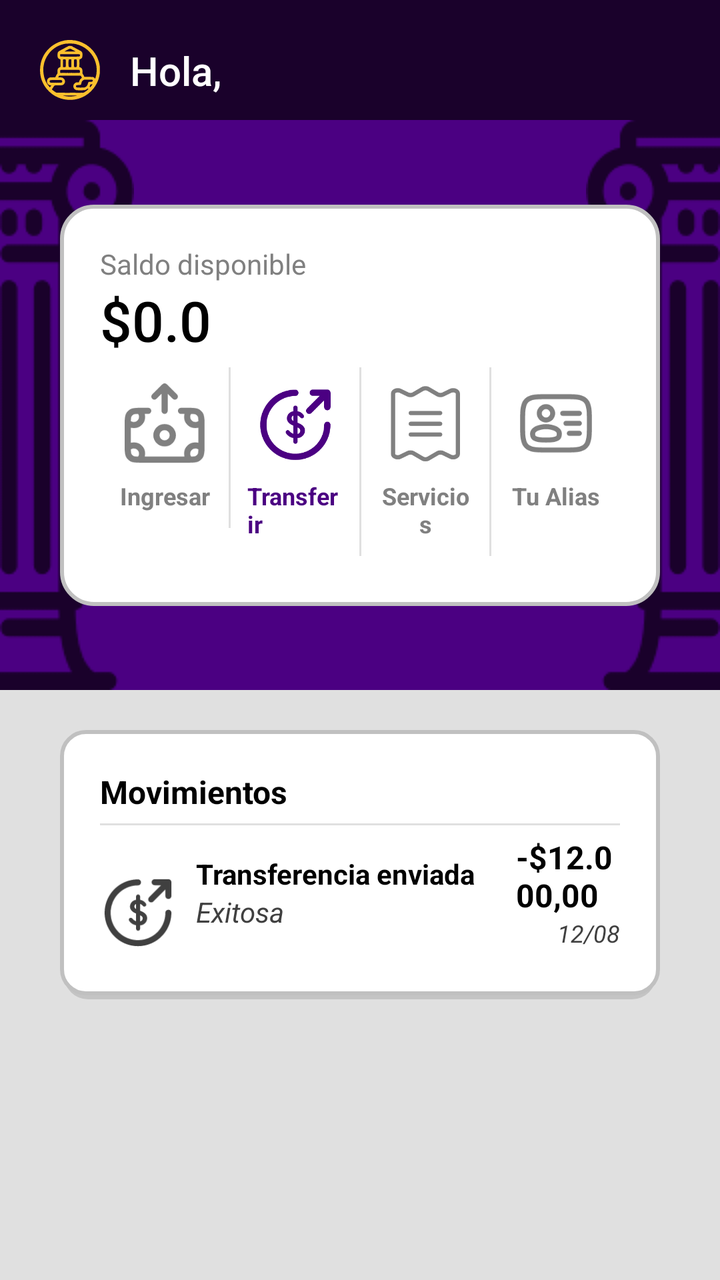
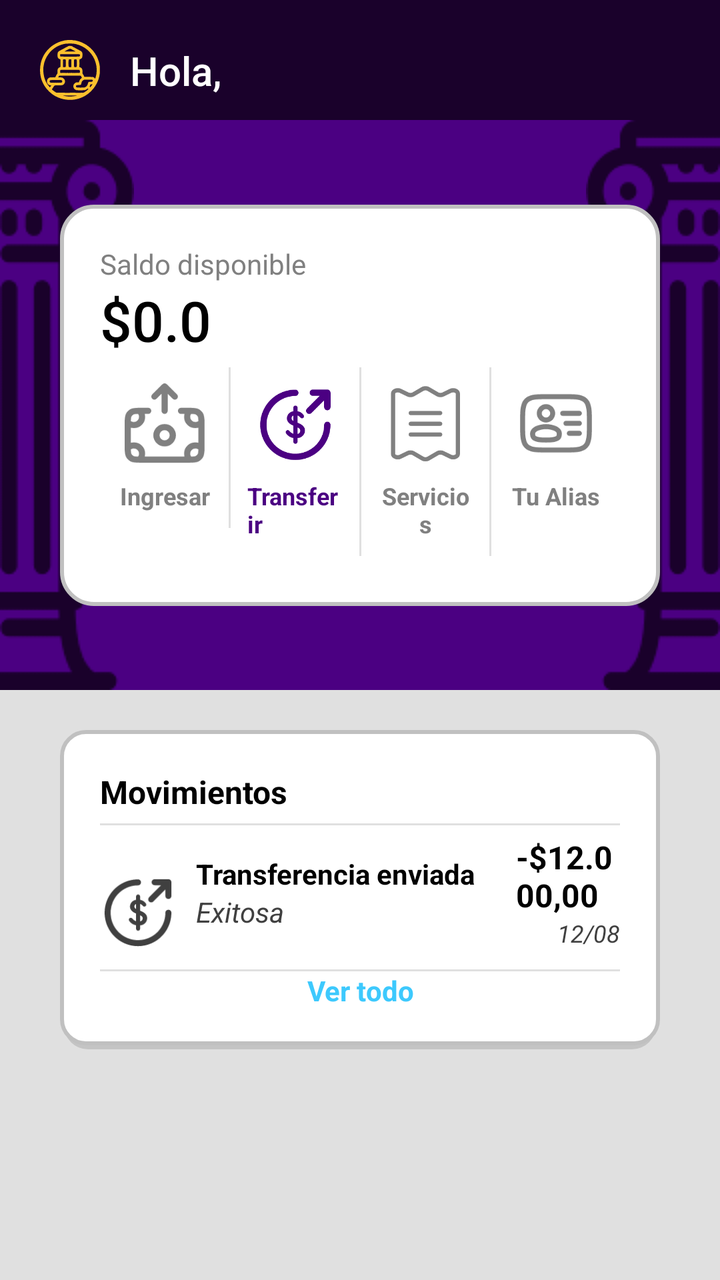

Screens rendered from an Android XML layout before and after an edit, with the pre-edit source and the edit as a unified diff.
<!-- AndroidManifest.xml: application theme Theme.Kharon -->
<!-- res/layout/activity_inicio.xml -->
<?xml version="1.0" encoding="utf-8"?>
<androidx.constraintlayout.widget.ConstraintLayout xmlns:android="http://schemas.android.com/apk/res/android"
    xmlns:app="http://schemas.android.com/apk/res-auto"
    xmlns:tools="http://schemas.android.com/tools"
    android:id="@+id/inicio"
    android:layout_width="match_parent"
    android:layout_height="match_parent"
    android:background="@color/indigoOscuro"
    tools:context=".views.Inicio">

    
    <androidx.constraintlayout.widget.ConstraintLayout
        android:id="@+id/toolbarContainer"
        android:layout_width="0dp"
        android:layout_height="wrap_content"
        android:paddingHorizontal="20dp"
        android:paddingTop="20dp"
        android:paddingBottom="10dp"
        app:layout_constraintTop_toTopOf="parent"
        app:layout_constraintStart_toStartOf="parent"
        app:layout_constraintEnd_toEndOf="parent"
        android:background="@color/indigoOscuro"
        >

        <androidx.constraintlayout.widget.ConstraintLayout
            android:id="@+id/toolbarMenu"
            android:layout_width="0dp"
            android:layout_height="wrap_content"
            app:layout_constraintEnd_toEndOf="parent"
            app:layout_constraintStart_toStartOf="parent"
            app:layout_constraintTop_toTopOf="parent"
            >
            <ImageView
                android:id="@+id/backBtnToolbarMenu"
                android:layout_width="30dp"
                android:layout_height="30dp"
                android:src="@drawable/kharon_logo"
                app:tint="#FBC02D"
                app:layout_constraintStart_toStartOf="parent"
                app:layout_constraintEnd_toStartOf="@id/backBtnToolbarMenu"
                app:layout_constraintTop_toTopOf="parent"
                app:layout_constraintBottom_toBottomOf="parent"
                />
            <TextView
                style="@style/TituloMediano"
                android:id="@+id/tituloToolbarMenu"
                android:layout_width="0dp"
                android:layout_height="wrap_content"
                android:text="Hola, "
                app:layout_constraintEnd_toEndOf="parent"
                app:layout_constraintStart_toEndOf="@id/backBtnToolbarMenu"
                app:layout_constraintTop_toTopOf="parent"
                app:layout_constraintBottom_toBottomOf="parent"
                android:textColor="@color/white"
                android:layout_marginStart="15dp"

                />

        </androidx.constraintlayout.widget.ConstraintLayout>


    </androidx.constraintlayout.widget.ConstraintLayout>

    

    <androidx.constraintlayout.widget.ConstraintLayout
        android:id="@+id/saldoContainer"
        android:layout_width="0dp"
        android:layout_height="wrap_content"
        android:background="@color/indigo"
        app:layout_constraintEnd_toEndOf="parent"
        app:layout_constraintStart_toStartOf="parent"
        app:layout_constraintTop_toBottomOf="@id/toolbarContainer">

        <ImageView
            android:id="@+id/columnaDerecha"
            android:layout_width="wrap_content"
            android:layout_height="wrap_content"
            android:src="@drawable/columna"
            app:layout_constraintEnd_toEndOf="parent"
            app:layout_constraintTop_toTopOf="parent" />

        <ImageView
            android:id="@+id/columnaIzquierda"
            android:layout_width="wrap_content"
            android:layout_height="wrap_content"
            android:scaleX="-1"
            android:src="@drawable/columna"
            app:layout_constraintStart_toStartOf="parent"
            app:layout_constraintTop_toTopOf="parent" />

        
        <androidx.constraintlayout.widget.ConstraintLayout
            android:id="@+id/saldoCard"
            android:layout_width="0dp"
            android:layout_height="wrap_content"
            android:layout_margin="30dp"
            android:background="@drawable/card"
            android:padding="20dp"
            app:layout_constraintBottom_toBottomOf="parent"
            app:layout_constraintEnd_toEndOf="parent"
            app:layout_constraintStart_toStartOf="parent"
            app:layout_constraintTop_toTopOf="parent">

            <TextView
                android:id="@+id/labelSaldo"
                android:layout_width="wrap_content"
                android:layout_height="wrap_content"
                android:text="Saldo disponible"
                android:textColor="@color/grisIntermedio"
                app:layout_constraintBottom_toTopOf="@id/saldo"
                app:layout_constraintStart_toStartOf="parent"
                app:layout_constraintTop_toTopOf="parent" />

            <TextView
                android:id="@+id/saldo"
                style="@style/TituloGrande"
                android:layout_width="wrap_content"
                android:layout_height="wrap_content"
                android:text="$0.0"
                android:textColor="@color/black"
                app:layout_constraintStart_toStartOf="parent"
                app:layout_constraintTop_toBottomOf="@id/labelSaldo" />

            
            <androidx.constraintlayout.widget.ConstraintLayout
                android:id="@+id/btnSaldoContainer"
                android:layout_width="0dp"
                android:layout_height="wrap_content"
                android:paddingVertical="5dp"
                app:layout_constraintBottom_toBottomOf="parent"
                app:layout_constraintEnd_toEndOf="parent"
                app:layout_constraintStart_toStartOf="parent"
                app:layout_constraintTop_toBottomOf="@id/saldo">

                
                <androidx.constraintlayout.widget.ConstraintLayout
                    android:id="@+id/btnIngresar"
                    android:layout_width="0dp"
                    android:layout_height="wrap_content"
                    android:clickable="true"
                    android:focusable="true"
                    android:padding="8dp"
                    android:background="?attr/selectableItemBackgroundBorderless"
                    app:layout_constraintEnd_toStartOf="@id/divider1"
                    app:layout_constraintStart_toStartOf="parent"
                    app:layout_constraintTop_toTopOf="parent">

                    <ImageView
                        android:id="@+id/imgIngresar"
                        android:layout_width="40dp"
                        android:layout_height="40dp"
                        android:contentDescription="Ingresar"
                        android:src="@drawable/ingresar"
                        app:tint="@color/grisIntermedio"
                        app:layout_constraintTop_toTopOf="parent"
                        app:layout_constraintStart_toStartOf="parent"
                        app:layout_constraintEnd_toEndOf="parent" />

                    <TextView
                        android:id="@+id/labelIngresar"
                        android:layout_width="wrap_content"
                        android:layout_height="wrap_content"
                        android:layout_marginTop="8dp"
                        android:text="Ingresar"
                        android:textColor="@color/grisIntermedio"
                        android:textSize="12sp"
                        android:textStyle="bold"
                        app:layout_constraintEnd_toEndOf="@id/imgIngresar"
                        app:layout_constraintStart_toStartOf="@id/imgIngresar"
                        app:layout_constraintTop_toBottomOf="@id/imgIngresar" />
                </androidx.constraintlayout.widget.ConstraintLayout>

                
                <View
                    android:id="@+id/divider1"
                    android:layout_width="1dp"
                    android:layout_height="0dp"
                    android:background="@color/grisClaro"
                    app:layout_constraintTop_toTopOf="@id/btnIngresar"
                    app:layout_constraintBottom_toBottomOf="@id/btnIngresar"
                    app:layout_constraintStart_toEndOf="@id/btnIngresar"
                    app:layout_constraintEnd_toStartOf="@id/btnTransferirV" />

                
                <androidx.constraintlayout.widget.ConstraintLayout
                    android:id="@+id/btnTransferirV"
                    android:layout_width="0dp"
                    android:layout_height="wrap_content"
                    android:clickable="true"
                    android:focusable="true"
                    android:padding="8dp"
                    android:background="?attr/selectableItemBackgroundBorderless"
                    app:layout_constraintEnd_toStartOf="@id/divider2"
                    app:layout_constraintStart_toEndOf="@id/divider1"
                    app:layout_constraintTop_toTopOf="parent">

                    <ImageView
                        android:id="@+id/imgTransferir"
                        android:layout_width="40dp"
                        android:layout_height="40dp"
                        android:contentDescription="Transferir"
                        android:src="@drawable/transferir"
                        app:tint="@color/indigo"
                        app:layout_constraintTop_toTopOf="parent"
                        app:layout_constraintStart_toStartOf="parent"
                        app:layout_constraintEnd_toEndOf="parent" />

                    <TextView
                        android:id="@+id/labelTransferir"
                        android:layout_width="wrap_content"
                        android:layout_height="wrap_content"
                        android:layout_marginTop="8dp"
                        android:text="Transferir"
                        android:textColor="@color/indigo"
                         android:textSize="12sp"                        android:textStyle="bold"
                        app:layout_constraintEnd_toEndOf="@id/imgTransferir"
                        app:layout_constraintStart_toStartOf="@id/imgTransferir"
                        app:layout_constraintTop_toBottomOf="@id/imgTransferir" />
                </androidx.constraintlayout.widget.ConstraintLayout>

                
                <View
                    android:id="@+id/divider2"
                    android:layout_width="1dp"
                    android:layout_height="0dp"
                    android:background="@color/grisClaro"
                    app:layout_constraintTop_toTopOf="@id/btnTransferirV"
                    app:layout_constraintBottom_toBottomOf="@id/btnTransferirV"
                    app:layout_constraintStart_toEndOf="@id/btnTransferirV"
                    app:layout_constraintEnd_toStartOf="@id/btnPagar" />

                
                <androidx.constraintlayout.widget.ConstraintLayout
                    android:id="@+id/btnPagar"
                    android:layout_width="0dp"
                    android:layout_height="wrap_content"
                    android:clickable="true"
                    android:focusable="true"
                    android:padding="8dp"
                    android:background="?attr/selectableItemBackgroundBorderless"
                    app:layout_constraintEnd_toStartOf="@id/divider3"
                    app:layout_constraintStart_toEndOf="@id/divider2"
                    app:layout_constraintTop_toTopOf="parent">

                    <ImageView
                        android:id="@+id/imgPagar"
                        android:layout_width="40dp"
                        android:layout_height="40dp"
                        android:contentDescription="Servicios"
                        android:src="@drawable/servicios"
                        app:tint="@color/grisIntermedio"
                        app:layout_constraintTop_toTopOf="parent"
                        app:layout_constraintStart_toStartOf="parent"
                        app:layout_constraintEnd_toEndOf="parent" />

                    <TextView
                        android:id="@+id/labelPagar"
                        android:layout_width="wrap_content"
                        android:layout_height="wrap_content"
                        android:layout_marginTop="8dp"
                        android:text="Servicios"
                        android:textAlignment="center"
                        android:textColor="@color/grisIntermedio"
                         android:textSize="12sp"                        android:textStyle="bold"
                        app:layout_constraintEnd_toEndOf="@id/imgPagar"
                        app:layout_constraintStart_toStartOf="@id/imgPagar"
                        app:layout_constraintTop_toBottomOf="@id/imgPagar" />
                </androidx.constraintlayout.widget.ConstraintLayout>

                
                <View
                    android:id="@+id/divider3"
                    android:layout_width="1dp"
                    android:layout_height="0dp"
                    android:background="@color/grisClaro"
                    app:layout_constraintTop_toTopOf="@id/btnPagar"
                    app:layout_constraintBottom_toBottomOf="@id/btnPagar"
                    app:layout_constraintStart_toEndOf="@id/btnPagar"
                    app:layout_constraintEnd_toStartOf="@id/btnAlias" />

                
                <androidx.constraintlayout.widget.ConstraintLayout
                    android:id="@+id/btnAlias"
                    android:layout_width="0dp"
                    android:layout_height="wrap_content"
                    android:clickable="true"
                    android:focusable="true"
                    android:padding="8dp"
                    android:background="?attr/selectableItemBackgroundBorderless"
                    app:layout_constraintEnd_toEndOf="parent"
                    app:layout_constraintStart_toEndOf="@id/divider3"
                    app:layout_constraintTop_toTopOf="parent">

                    <ImageView
                        android:id="@+id/imgAlias"
                        android:layout_width="40dp"
                        android:layout_height="40dp"
                        android:contentDescription="Tu alias"
                        android:src="@drawable/alias"
                        app:tint="@color/grisIntermedio"
                        app:layout_constraintTop_toTopOf="parent"
                        app:layout_constraintStart_toStartOf="parent"
                        app:layout_constraintEnd_toEndOf="parent" />

                    <TextView
                        android:id="@+id/labelAlias"
                        android:layout_width="wrap_content"
                        android:layout_height="wrap_content"
                        android:layout_marginTop="8dp"
                        android:text="Tu Alias"
                        android:textColor="@color/grisIntermedio"
                         android:textSize="12sp"                        android:textStyle="bold"
                        app:layout_constraintEnd_toEndOf="@id/imgAlias"
                        app:layout_constraintStart_toStartOf="@id/imgAlias"
                        app:layout_constraintTop_toBottomOf="@id/imgAlias" />
                </androidx.constraintlayout.widget.ConstraintLayout>

            </androidx.constraintlayout.widget.ConstraintLayout>

        </androidx.constraintlayout.widget.ConstraintLayout>

    </androidx.constraintlayout.widget.ConstraintLayout>

    
    <androidx.constraintlayout.widget.ConstraintLayout
        android:id="@+id/movimientosSeccion"
        android:layout_width="0dp"
        android:layout_height="0dp"
        android:background="@color/grisClaro"
        app:layout_constraintTop_toBottomOf="@id/saldoContainer"
        app:layout_constraintBottom_toBottomOf="parent"
        app:layout_constraintEnd_toEndOf="parent"
        app:layout_constraintStart_toStartOf="parent"
        >

        
        <androidx.constraintlayout.widget.ConstraintLayout
            android:id="@+id/movimientosContainer"
            android:layout_width="0dp"
            android:layout_height="wrap_content"
            android:background="@drawable/card_shadow"
            app:layout_constraintTop_toTopOf="parent"
            app:layout_constraintEnd_toEndOf="parent"
            app:layout_constraintStart_toStartOf="parent"
            android:layout_marginHorizontal="30dp"
            android:padding="20dp"
            android:layout_marginTop="20dp"
            >
            <TextView
                android:id="@+id/movimientosTitulo"
                android:layout_width="0dp"
                android:layout_height="wrap_content"
                android:text="Movimientos"
                android:textStyle="bold"
                style="@style/TituloChico"
                android:textColor="@color/black"
                app:layout_constraintTop_toTopOf="parent"
                app:layout_constraintStart_toStartOf="parent"
                />
            <View
                android:id="@+id/dividerHorizontal1"
                android:layout_width="0dp"
                android:layout_height="1dp"
                android:background="@color/grisClaro"
                app:layout_constraintTop_toBottomOf="@id/movimientosTitulo"
                app:layout_constraintStart_toStartOf="parent"
                app:layout_constraintEnd_toEndOf="parent"
                android:layout_marginVertical="5dp"
            />
            <androidx.constraintlayout.widget.ConstraintLayout
                android:id="@+id/movimientoRow"
                android:layout_width="0dp"
                android:layout_height="wrap_content"
                app:layout_constraintTop_toBottomOf="@id/dividerHorizontal1"
                app:layout_constraintStart_toStartOf="parent"
                app:layout_constraintEnd_toEndOf="parent"
                android:paddingVertical="5dp"
                >
                <ImageView
                    android:id="@+id/operacionIcono"
                    android:layout_width="wrap_content"
                    android:layout_height="wrap_content"
                    android:src="@drawable/transferir"
                    app:tint="@color/grisOscuro"
                    app:layout_constraintStart_toStartOf="parent"
                    app:layout_constraintBottom_toBottomOf="parent"
                    app:layout_constraintEnd_toStartOf="@id/operacionDetalles"
                />

                
                <androidx.constraintlayout.widget.ConstraintLayout
                    android:id="@+id/operacionDetalles"
                    android:layout_width="170dp"
                    android:layout_height="wrap_content"
                    app:layout_constraintStart_toEndOf="@id/operacionIcono"
                    app:layout_constraintEnd_toStartOf="@id/montoOperacionDetalles"
                    app:layout_constraintTop_toTopOf="parent"
                    app:layout_constraintBottom_toBottomOf="parent"
                    android:paddingHorizontal="10dp"
                    >
                    <TextView
                        android:id="@+id/tipoOperacion"
                        android:layout_width="0dp"
                        android:layout_height="wrap_content"
                        android:text="Transferencia enviada"
                        android:textColor="@color/black"
                        android:textStyle="bold"
                        app:layout_constraintTop_toTopOf="parent"
                        app:layout_constraintStart_toStartOf="parent"
                        />
                    <TextView
                        android:id="@+id/estadoOperacion"
                        android:layout_width="0dp"
                        android:layout_height="wrap_content"
                        android:text="Exitosa"
                        android:textColor="@color/grisOscuro"
                        android:textStyle="italic"
                        app:layout_constraintStart_toStartOf="parent"
                        app:layout_constraintTop_toBottomOf="@id/tipoOperacion"
                        />
                </androidx.constraintlayout.widget.ConstraintLayout>

                
                <androidx.constraintlayout.widget.ConstraintLayout
                    android:layout_width="0dp"
                    android:layout_height="wrap_content"
                    android:id="@+id/montoOperacionDetalles"
                    app:layout_constraintStart_toEndOf="@id/operacionDetalles"
                    app:layout_constraintEnd_toEndOf="parent"
                    app:layout_constraintTop_toTopOf="parent"
                    app:layout_constraintBottom_toBottomOf="parent"
                    >
                    <TextView
                        android:id="@+id/operacionMonto"
                        android:layout_width="0dp"
                        android:layout_height="wrap_content"
                        android:text="-$12.000,00"
                        android:textColor="@color/black"
                        style="@style/TituloChico"
                        android:textStyle="bold"
                        app:layout_constraintEnd_toEndOf="parent"
                        app:layout_constraintTop_toTopOf="parent"
                    />
                    <TextView
                        android:id="@+id/operacionFecha"
                        android:layout_width="0dp"
                        android:layout_height="wrap_content"
                        android:text="12/08"
                        android:textColor="@color/grisOscuro"
                        style="@style/TextoPequeño"
                        android:textStyle="italic"
                        app:layout_constraintEnd_toEndOf="parent"
                        app:layout_constraintTop_toBottomOf="@id/operacionMonto"
                        app:layout_constraintBottom_toBottomOf="parent"
                        />

                </androidx.constraintlayout.widget.ConstraintLayout>

            </androidx.constraintlayout.widget.ConstraintLayout>


        </androidx.constraintlayout.widget.ConstraintLayout>

    </androidx.constraintlayout.widget.ConstraintLayout>

</androidx.constraintlayout.widget.ConstraintLayout>
<!-- resources referenced by this layout -->
<resources>
  <color name="black">#FF000000</color>
  <color name="grisClaro">#E0E0E0</color>
  <color name="grisIntermedio">#808080</color>
  <color name="grisOscuro">#404040</color>
  <color name="indigo">#4B0082</color>
  <color name="indigoOscuro">#1A012B</color>
  <color name="white">#FFFFFFFF</color>
  <!-- drawable alias: vector/xml drawable (drawable, 3861 chars, omitted) -->
  <!-- drawable card (drawable) -->
  <?xml version="1.0" encoding="utf-8"?>
  <shape xmlns:android="http://schemas.android.com/apk/res/android"
      android:shape="rectangle">
      <corners android:radius="16dp" />
      <stroke android:width="2dp" android:color="#C0C0C0" />
      <solid android:color="@color/white" />
  </shape>
  <!-- drawable card_shadow (drawable) -->
  <?xml version="1.0" encoding="utf-8"?>
  <layer-list xmlns:android="http://schemas.android.com/apk/res/android">
      
      <item
          android:top="2dp"
          android:right="2dp"
          android:left="2dp">
          <shape android:shape="rectangle">
              <solid android:color="#20000000"/>
              <corners android:radius="12dp"/>
          </shape>
      </item>
  
      
      <item
          android:bottom="2dp">
          <shape android:shape="rectangle">
              <solid android:color="#FFFFFF"/>
              <stroke android:width="2dp" android:color="#C0C0C0" />
              <corners android:radius="12dp"/>
          </shape>
      </item>
  </layer-list>
  <!-- drawable columna: png bitmap (drawable, 3223 bytes) -->
  <!-- drawable ingresar: vector/xml drawable (drawable, 2077 chars, omitted) -->
  <!-- drawable kharon_logo: vector/xml drawable (drawable, 28910 chars, omitted) -->
  <!-- drawable servicios: vector/xml drawable (drawable, 2305 chars, omitted) -->
  <!-- drawable transferir: vector/xml drawable (drawable, 3563 chars, omitted) -->
  <style name="TituloChico">
          <item name="android:textSize">16sp</item>
          <item name="android:fontFamily">sans-serif</item>
      </style>
  <style name="TituloGrande">
          <item name="android:textSize">28sp</item>
          <item name="android:fontFamily">sans-serif-medium</item>
      </style>
  <style name="TituloMediano">
          <item name="android:textSize">20sp</item>
          <item name="android:fontFamily">sans-serif-medium</item>
      </style>
  <style name="Theme.Kharon" parent="Base.Theme.Kharon" />
  <style name="Base.Theme.Kharon" parent="Theme.Material3.DayNight.NoActionBar">
          
          
      </style>
</resources>

<!-- the commit's change to res/layout/activity_inicio.xml (unified diff, before → after) -->
@@ -368,6 +368,8 @@
                 app:layout_constraintEnd_toEndOf="parent"
                 android:layout_marginVertical="5dp"
             />
+
+            
             <androidx.constraintlayout.widget.ConstraintLayout
                 android:id="@+id/movimientoRow"
                 android:layout_width="0dp"
@@ -456,9 +458,31 @@
                         />
 
                 </androidx.constraintlayout.widget.ConstraintLayout>
-
             </androidx.constraintlayout.widget.ConstraintLayout>
 
+            <View
+                android:id="@+id/dividerHorizontal2"
+                android:layout_width="0dp"
+                android:layout_height="1dp"
+                android:background="@color/grisClaro"
+                app:layout_constraintStart_toStartOf="parent"
+                app:layout_constraintEnd_toEndOf="parent"
+                app:layout_constraintTop_toBottomOf="@id/movimientoRow"
+                android:layout_marginVertical="5dp"
+                />
+            <TextView
+                android:layout_width="0dp"
+                android:layout_height="wrap_content"
+                android:text="Ver todo"
+                android:textStyle="bold"
+                android:textColor="@color/celeste"
+                app:layout_constraintTop_toBottomOf="@id/dividerHorizontal2"
+                app:layout_constraintBottom_toBottomOf="parent"
+                app:layout_constraintStart_toStartOf="parent"
+                app:layout_constraintEnd_toEndOf="parent"
+                android:textAlignment="center"
+                />
+
 
         </androidx.constraintlayout.widget.ConstraintLayout>
 
<!-- resource entries referenced after the edit -->
@@ -1,6 +1,7 @@
 <!-- resources referenced by this layout -->
 <resources>
   <color name="black">#FF000000</color>
+  <color name="celeste">#3DC9FD</color>
   <color name="grisClaro">#E0E0E0</color>
   <color name="grisIntermedio">#808080</color>
   <color name="grisOscuro">#404040</color>
